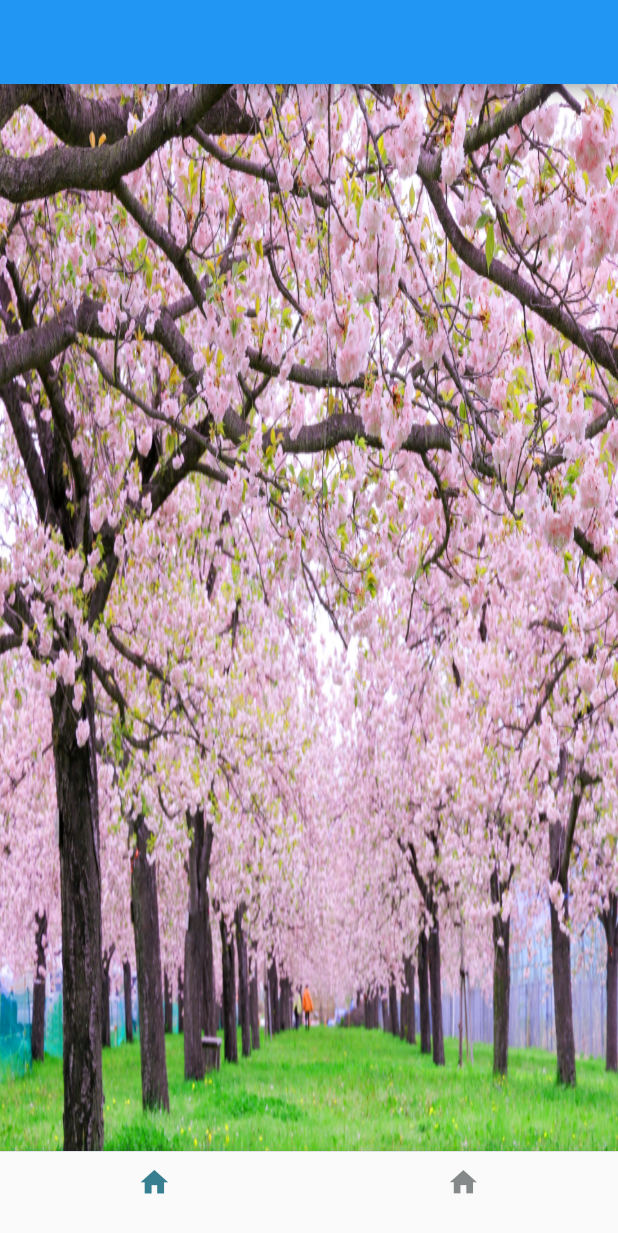
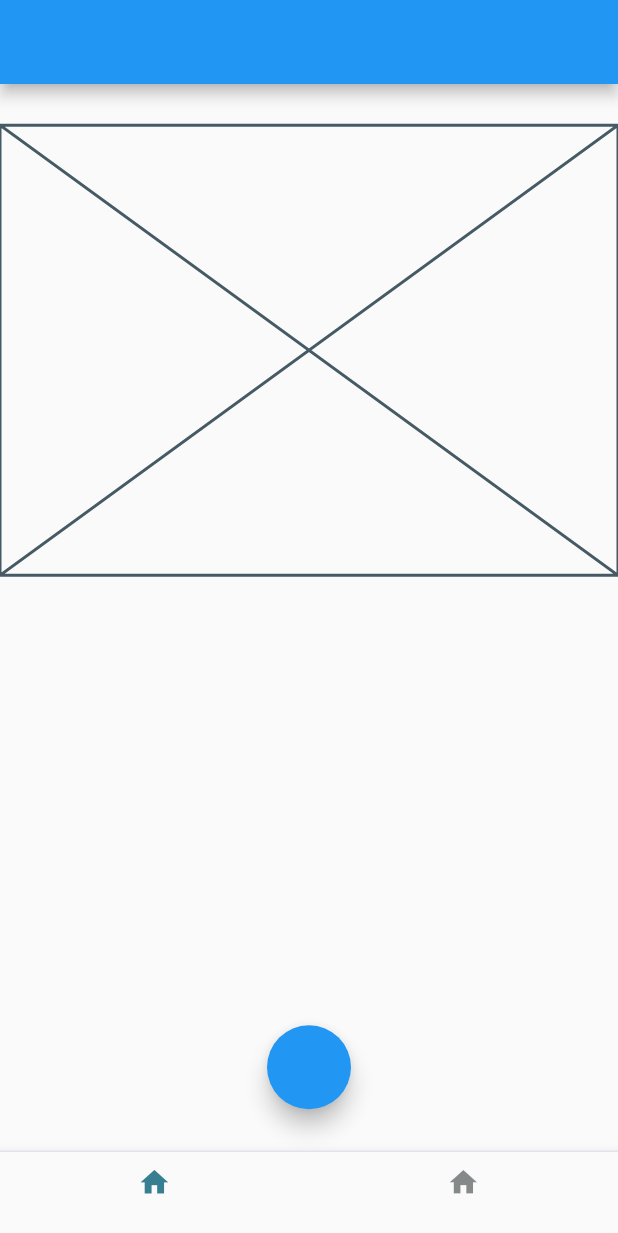
Before and after one commit to Issei-Hiramatsu/sakura-simulation, a Flutter app: the screen it shows after launch, on a phone screen of 412 x 824 dp. Shown: the top 1233 px of the screen. Run offline on Flutter 3.47's test engine with Material 2 defaults, Android fonts, the light colour scheme and no system bars; our stand-ins replace flutter_screenutil.

Commit message:
add: simulation_screen but statefullWidget

```diff
--- /dev/null
+++ b/mobile/lib/component/local/home_page/body/simulation_screen/simulation_screen.dart
@@ -0,0 +1,53 @@
+import 'package:flutter/material.dart';
+
+class SimulationScreen extends StatefulWidget {
+  const SimulationScreen({
+    Key? key,
+  }) : super(key: key);
+  @override
+  _SimulationScreenState createState() => _SimulationScreenState();
+}
+
+class _SimulationScreenState extends State<SimulationScreen>
+    with TickerProviderStateMixin {
+  late AnimationController controller;
+
+  @override
+  void initState() {
+    super.initState();
+    controller =
+        AnimationController(vsync: this, duration: const Duration(seconds: 5));
+  }
+
+  @override
+  void dispose() {
+    controller.dispose();
+    super.dispose();
+  }
+
+  @override
+  Widget build(BuildContext context) {
+    return Column(
+      mainAxisAlignment: MainAxisAlignment.center,
+      children: <Widget>[
+        FadeTransition(
+          opacity: Tween(begin: 1.0, end: 0.0).animate(
+            controller.drive(CurveTween(curve: Curves.linear)),
+          ),
+          child: const Placeholder(
+              fallbackHeight: 300, fallbackWidth: double.infinity),
+        ),
+        FadeTransition(
+          opacity: controller.drive(CurveTween(curve: Curves.linear)),
+          child: const Placeholder(
+              fallbackHeight: 300, fallbackWidth: double.infinity),
+        ),
+        FloatingActionButton(
+          onPressed: () {
+            controller.repeat();
+          },
+        ),
+      ],
+    );
+  }
+}
--- a/mobile/lib/main.dart
+++ b/mobile/lib/main.dart
@@ -1,8 +1,6 @@
 import 'package:flutter/material.dart';
 import 'package:flutter_screenutil/flutter_screenutil.dart';
 import 'package:sakura_simulation/page/home/home_page.dart';
-
-import 'page/todo_and_timer_page/todo_and_timer_page.dart';
 
 void main() {
   runApp(const MyApp());
@@ -22,7 +20,7 @@ class MyApp extends StatelessWidget {
             theme: ThemeData(
               primarySwatch: Colors.blue,
             ),
-            home: HomePage(),
+            home: const HomePage(),
           );
         });
   }
--- a/mobile/lib/page/home/home_page.dart
+++ b/mobile/lib/page/home/home_page.dart
@@ -1,5 +1,6 @@
 import 'package:flutter/material.dart';
 
+import '../../component/local/home_page/body/simulation_screen/simulation_screen.dart';
 import '../../component/shared/single/bottom_navigation/bottom_navigation.dart';
 
 class HomePage extends StatelessWidget {
@@ -10,12 +11,8 @@ class HomePage extends StatelessWidget {
     return Scaffold(
       appBar: AppBar(),
       body: Column(
-        children: [
-          Expanded(
-              child: Image.asset(
-            'assets/images/sakura_road.jpg',
-            fit: BoxFit.fill,
-          )),
+        children: const [
+          Expanded(child: SimulationScreen()),
           BottomNavigation(),
         ],
       ),
```
